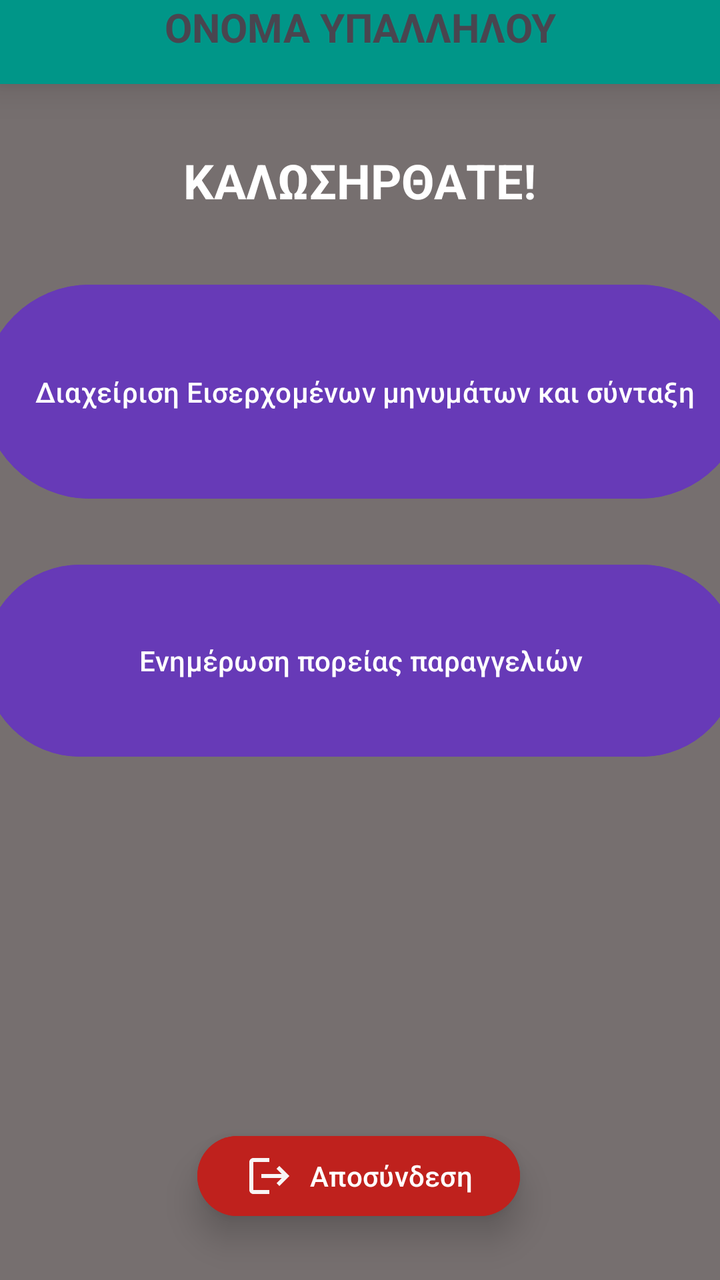
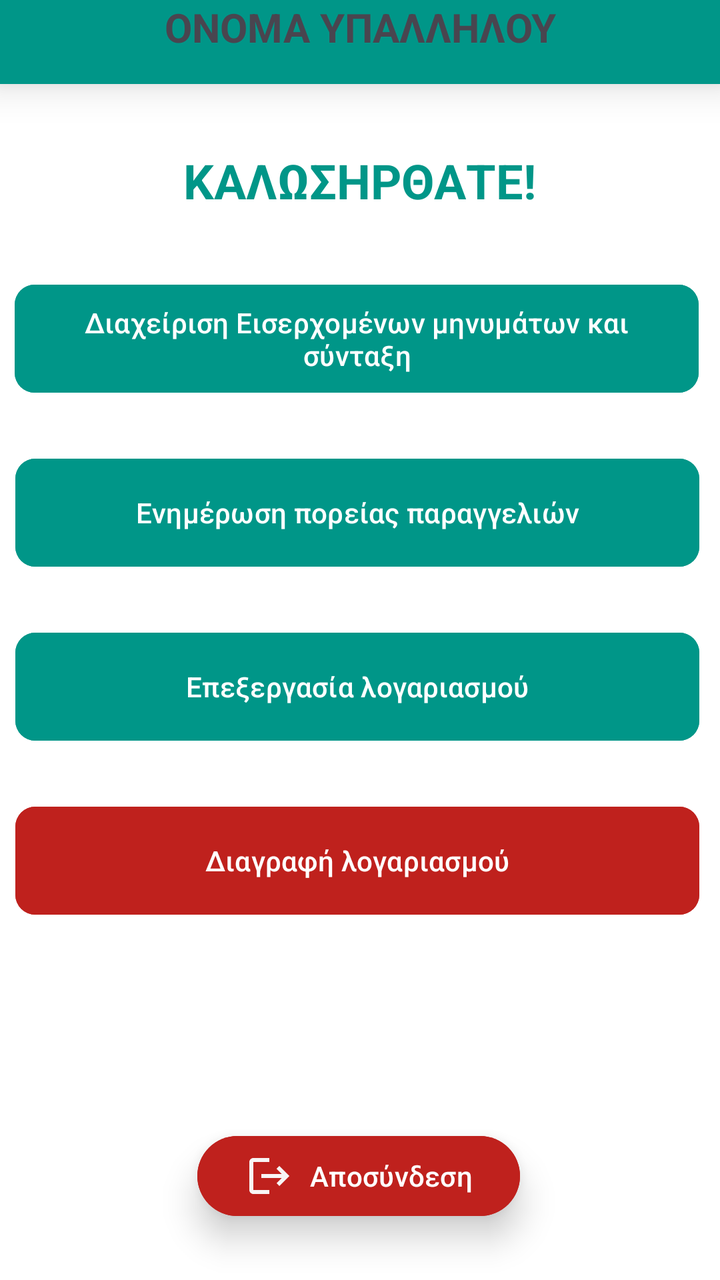

An Android layout rendered at two revisions. The XML below is the earlier revision; the diff shows what the commit changed to produce the second picture.
<!-- AndroidManifest.xml: application theme Theme.Team21 -->
<!-- res/layout/activity_customer_service_menu.xml -->
<?xml version="1.0" encoding="utf-8"?>
<androidx.constraintlayout.widget.ConstraintLayout xmlns:android="http://schemas.android.com/apk/res/android"
    xmlns:app="http://schemas.android.com/apk/res-auto"
    xmlns:tools="http://schemas.android.com/tools"
    android:id="@+id/activityCseDashboard"
    android:layout_width="match_parent"
    android:layout_height="match_parent"
    android:background="#766F6F"
    tools:context=".view.employee.customerServiceEmployee.customerServiceEmployeeMenu.CustomerServiceMenuActivity">


    <TextView
        android:id="@+id/txtCustomerServiceEmployeeWelcomeMessage"
        android:layout_width="wrap_content"
        android:layout_height="wrap_content"
        android:layout_marginTop="32dp"
        android:text="ΚΑΛΩΣΗΡΘΑΤΕ!"
        android:textColor="#FFFFFF"
        android:textSize="24sp"
        android:textStyle="bold"
        app:layout_constraintEnd_toEndOf="parent"
        app:layout_constraintStart_toStartOf="parent"
        app:layout_constraintTop_toBottomOf="@+id/txtCustomerServiceEmployeeMenuName" />

    <TextView
        android:id="@+id/txtCustomerServiceEmployeeMenuName"
        android:layout_width="fill_parent"
        android:layout_height="42dp"
        android:background="#009688"
        android:elevation="12dp"
        android:text="ΟΝΟΜΑ ΥΠΑΛΛΗΛΟΥ"
        android:textAlignment="center"
        android:textSize="20sp"
        android:textStyle="bold"
        app:layout_constraintEnd_toEndOf="parent"
        app:layout_constraintStart_toStartOf="parent"
        app:layout_constraintTop_toTopOf="parent" />

    <Button
        android:id="@+id/btnCustomerServiceEmployeeMenuEmailInbox"
        android:layout_width="382dp"
        android:layout_height="115dp"
        android:layout_marginTop="32dp"
        android:backgroundTint="#673AB7"
        android:text="Διαχείριση Εισερχομένων μηνυμάτων και σύνταξη"
        app:layout_constraintEnd_toEndOf="parent"
        app:layout_constraintHorizontal_bias="0.413"
        app:layout_constraintStart_toStartOf="parent"
        app:layout_constraintTop_toBottomOf="@+id/txtCustomerServiceEmployeeWelcomeMessage" />

    <Button
        android:id="@+id/btnCustomerServiceEmployeeMenuNotifyOrdersStatus"
        android:layout_width="377dp"
        android:layout_height="104dp"
        android:layout_marginTop="25dp"
        android:backgroundTint="#673AB7"
        android:text="Ενημέρωση πορείας παραγγελιών"
        app:layout_constraintEnd_toEndOf="parent"
        app:layout_constraintStart_toStartOf="parent"
        app:layout_constraintTop_toBottomOf="@+id/btnCustomerServiceEmployeeMenuEmailInbox" />

    <Button
        android:id="@+id/btnCustomerServiceEmployeeMenuLogout"
        android:layout_width="wrap_content"
        android:layout_height="wrap_content"
        android:layout_marginBottom="28dp"
        android:backgroundTint="#BF211D"
        android:drawableLeft="@drawable/account_logout"
        android:elevation="8dp"
        android:text="Αποσύνδεση"
        android:translationZ="10dp"
        app:layout_constraintBottom_toBottomOf="parent"
        app:layout_constraintEnd_toEndOf="parent"
        app:layout_constraintHorizontal_bias="0.497"
        app:layout_constraintStart_toStartOf="parent" />
</androidx.constraintlayout.widget.ConstraintLayout>
<!-- resources referenced by this layout -->
<resources>
  <!-- drawable account_logout (drawable) -->
  <vector xmlns:android="http://schemas.android.com/apk/res/android" android:autoMirrored="true" android:height="24dp" android:tint="#F8F5F5" android:viewportHeight="24" android:viewportWidth="24" android:width="24dp">
        
      <path android:fillColor="@android:color/white" android:pathData="M17,7l-1.41,1.41L18.17,11H8v2h10.17l-2.58,2.58L17,17l5,-5zM4,5h8V3H4c-1.1,0 -2,0.9 -2,2v14c0,1.1 0.9,2 2,2h8v-2H4V5z"/>
      
  </vector>
  <style name="Theme.Team21" parent="Base.Theme.Team21" />
  <style name="Base.Theme.Team21" parent="Theme.Material3.DayNight.NoActionBar">
          
          
      </style>
</resources>

<!-- the commit's change to res/layout/activity_customer_service_menu.xml (unified diff, before → after) -->
@@ -5,7 +5,7 @@
     android:id="@+id/activityCseDashboard"
     android:layout_width="match_parent"
     android:layout_height="match_parent"
-    android:background="#766F6F"
+    android:background="#FFFFFF"
     tools:context=".view.employee.customerServiceEmployee.customerServiceEmployeeMenu.CustomerServiceMenuActivity">
 
 
@@ -15,7 +15,7 @@
         android:layout_height="wrap_content"
         android:layout_marginTop="32dp"
         android:text="ΚΑΛΩΣΗΡΘΑΤΕ!"
-        android:textColor="#FFFFFF"
+        android:textColor="#009688"
         android:textSize="24sp"
         android:textStyle="bold"
         app:layout_constraintEnd_toEndOf="parent"
@@ -38,11 +38,12 @@
 
     <Button
         android:id="@+id/btnCustomerServiceEmployeeMenuEmailInbox"
-        android:layout_width="382dp"
-        android:layout_height="115dp"
+        android:layout_width="342dp"
+        android:layout_height="62dp"
         android:layout_marginTop="32dp"
-        android:backgroundTint="#673AB7"
+        android:backgroundTint="#009688"
         android:text="Διαχείριση Εισερχομένων μηνυμάτων και σύνταξη"
+        app:cornerRadius="10dp"
         app:layout_constraintEnd_toEndOf="parent"
         app:layout_constraintHorizontal_bias="0.413"
         app:layout_constraintStart_toStartOf="parent"
@@ -50,14 +51,42 @@
 
     <Button
         android:id="@+id/btnCustomerServiceEmployeeMenuNotifyOrdersStatus"
-        android:layout_width="377dp"
-        android:layout_height="104dp"
+        android:layout_width="342dp"
+        android:layout_height="62dp"
         android:layout_marginTop="25dp"
-        android:backgroundTint="#673AB7"
+        android:backgroundTint="#009688"
         android:text="Ενημέρωση πορείας παραγγελιών"
+        app:cornerRadius="10dp"
         app:layout_constraintEnd_toEndOf="parent"
+        app:layout_constraintHorizontal_bias="0.42"
         app:layout_constraintStart_toStartOf="parent"
         app:layout_constraintTop_toBottomOf="@+id/btnCustomerServiceEmployeeMenuEmailInbox" />
+
+    <Button
+        android:id="@+id/btnCustomerServiceEmployeeMenuProcessAccount"
+        android:layout_width="342dp"
+        android:layout_height="62dp"
+        android:layout_marginTop="25dp"
+        android:backgroundTint="#009688"
+        android:text="Επεξεργασία λογαριασμού"
+        app:cornerRadius="10dp"
+        app:layout_constraintEnd_toEndOf="parent"
+        app:layout_constraintHorizontal_bias="0.42"
+        app:layout_constraintStart_toStartOf="parent"
+        app:layout_constraintTop_toBottomOf="@+id/btnCustomerServiceEmployeeMenuNotifyOrdersStatus" />
+
+    <Button
+        android:id="@+id/btnCustomerServiceEmployeeMenuDeleteAccount"
+        android:layout_width="342dp"
+        android:layout_height="62dp"
+        android:layout_marginTop="25dp"
+        android:backgroundTint="#BF211D"
+        android:text="Διαγραφή λογαριασμού"
+        app:cornerRadius="10dp"
+        app:layout_constraintEnd_toEndOf="parent"
+        app:layout_constraintHorizontal_bias="0.42"
+        app:layout_constraintStart_toStartOf="parent"
+        app:layout_constraintTop_toBottomOf="@+id/btnCustomerServiceEmployeeMenuProcessAccount" />
 
     <Button
         android:id="@+id/btnCustomerServiceEmployeeMenuLogout"
@@ -69,6 +98,7 @@
         android:elevation="8dp"
         android:text="Αποσύνδεση"
         android:translationZ="10dp"
+        app:cornerRadius="24dp"
         app:layout_constraintBottom_toBottomOf="parent"
         app:layout_constraintEnd_toEndOf="parent"
         app:layout_constraintHorizontal_bias="0.497"
